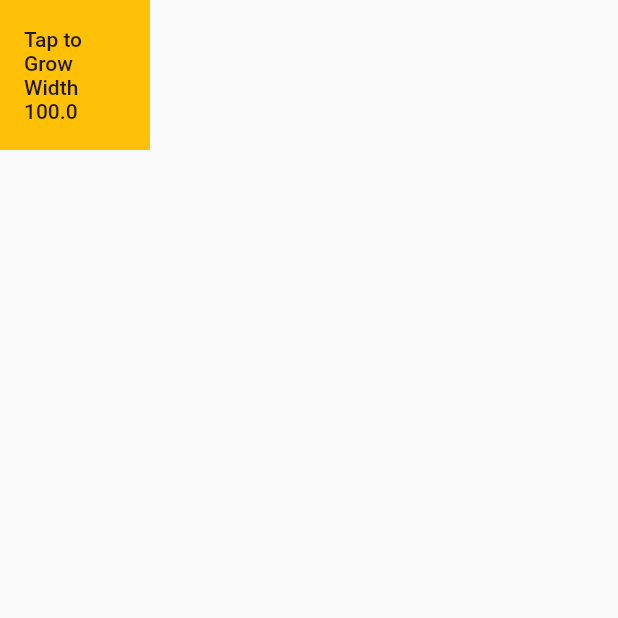
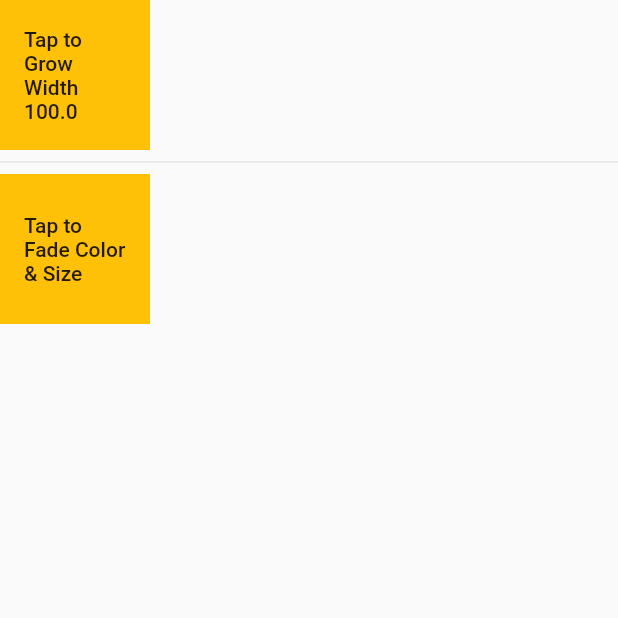
Before and after one commit to sanix-sandel/Flutter_, a Flutter app: the screen it shows after launch, on a phone screen of 412 x 824 dp, the top half of it. Run offline on Flutter 3.47's test engine with Material 2 defaults, Android fonts, the phone set to English and light mode, and no system bars.

Commit message:
Animated fade color

```diff
--- /dev/null
+++ b/lib/animated_cross_fade.dart
@@ -0,0 +1,56 @@
+import 'package:flutter/material.dart';
+
+class AnimatedCrossFadeWidget extends StatefulWidget {
+  const AnimatedCrossFadeWidget({Key? key}) : super(key: key);
+
+  @override
+  _AnimatedCrossFadeWidgetState createState() =>
+      _AnimatedCrossFadeWidgetState();
+}
+
+class _AnimatedCrossFadeWidgetState extends State<AnimatedCrossFadeWidget> {
+  bool _crossFadeStateShowFirst = true;
+
+  void _crossFade() {
+    setState(() {
+      _crossFadeStateShowFirst = _crossFadeStateShowFirst ? false : true;
+    });
+  }
+
+  @override
+  Widget build(BuildContext context) {
+    return Row(children: <Widget>[
+      Stack(
+        alignment: Alignment.center,
+        children: <Widget>[
+          AnimatedCrossFade(
+            duration: Duration(milliseconds: 500),
+            sizeCurve: Curves.bounceOut,
+            //Decide which animation widget to show
+            crossFadeState: _crossFadeStateShowFirst
+                ? CrossFadeState.showFirst
+                : CrossFadeState.showSecond,
+            firstChild: Container(
+              color: Colors.amber,
+              height: 100.0,
+              width: 100.0,
+            ),
+            secondChild: Container(
+              color: Colors.lime,
+              height: 200.0,
+              width: 200.0,
+            ),
+          ),
+          Positioned.fill(
+            child: FlatButton(
+              child: Text('Tap to\nFade Color & Size'),
+              onPressed: () {
+                _crossFade();
+              },
+            ),
+          )
+        ],
+      )
+    ]);
+  }
+}
--- a/lib/home.dart
+++ b/lib/home.dart
@@ -1,5 +1,6 @@
 import 'package:flutter/material.dart';
 import 'package:flutter_widgets/animated_container.dart';
+import 'package:flutter_widgets/animated_cross_fade.dart';
 
 class Home extends StatefulWidget {
   const Home({Key? key}) : super(key: key);
@@ -16,6 +17,8 @@ class _HomeState extends State<Home> {
       child: Column(
         children: <Widget>[
           AnimatedContainerWidget(),
+          Divider(),
+          AnimatedCrossFadeWidget(),
         ],
       ),
     ));
```
